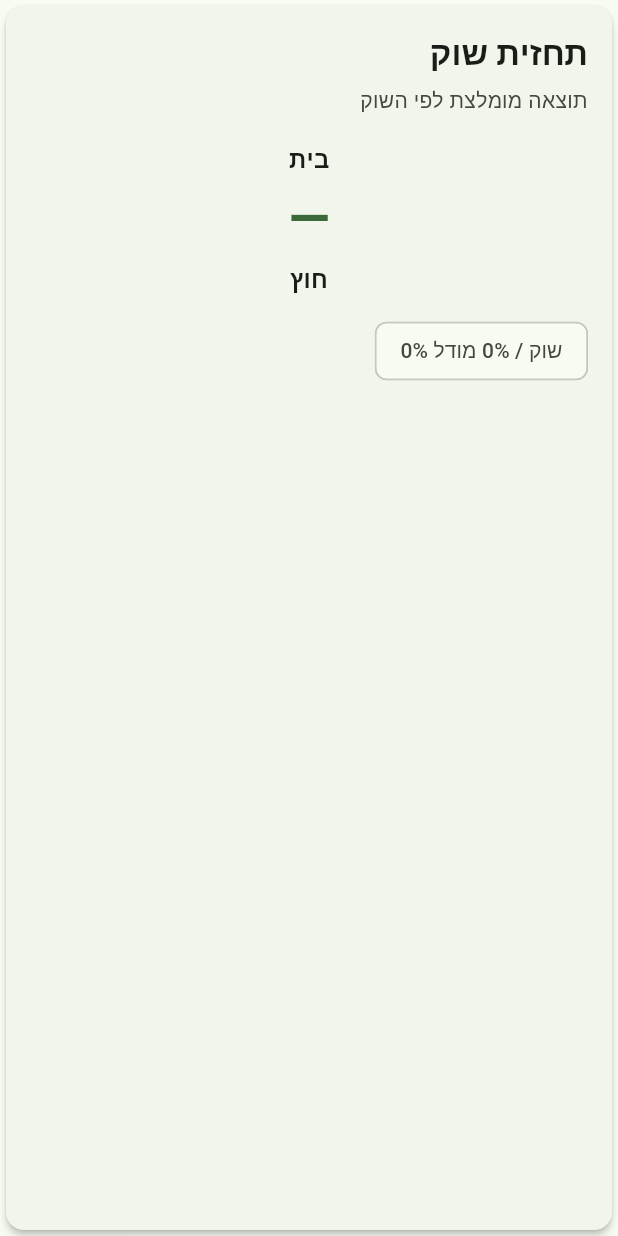
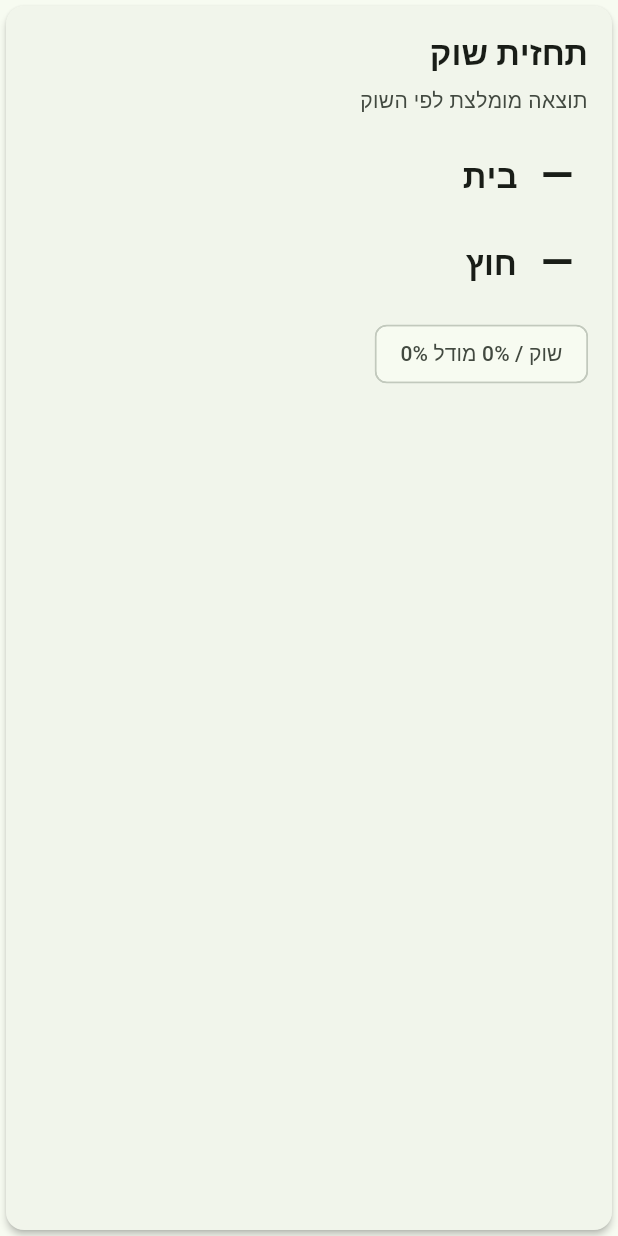
Before and after one commit to yinonab/my-football-predictor, a Flutter app: the _HeroCard widget shown alone on an empty page, opened directly with empty values, on a phone screen of 412 x 824 dp. Run offline on Flutter 3.47's test engine with Material 3 defaults, Android fonts, the phone set to English and light mode, and no system bars; our stand-ins replace shared_preferences; accounts and stored records are empty; network calls fail.

Commit message:
fix(mobile): show market primary score as scoreboard
Clarify the Market Primary Prediction hero by replacing the isolated score with a scoreboard-style layout.

The hero now directly connects each team to its own score, making outcomes such as France 2-1 Spain immediately clear for Hebrew RTL users. The winner label and highlighted winner row make the market-primary recommendation unambiguous. Market direction rows were also tightened so team names and percentages are visually connected.

Mobile UI only. Backend, API/schema, prediction math, market_primary_prediction algorithm, PredictionResult, existing Prediction tab, existing Market tab, Environment tab, Render/env, APK, provider calls, and secrets are unchanged.

Co-authored-by: Cursor <cursoragent@cursor.com>

```diff
--- a/mobile/lib/widgets/market_primary_prediction_panel.dart
+++ b/mobile/lib/widgets/market_primary_prediction_panel.dart
@@ -73,6 +73,34 @@ String marketPrimaryOutcomeLabelHe({
   }
 }
 
+bool teamNameHasHebrewTranslation(String full) {
+  final start = full.indexOf('(');
+  final end = full.indexOf(')');
+  return start >= 0 && end > start && full.substring(start + 1, end).trim().isNotEmpty;
+}
+
+/// Hero headline: "צרפת מנצחת" or "France wins".
+String marketPrimaryWinnerHeadline({
+  required String? outcome,
+  required String homeTeam,
+  required String awayTeam,
+}) {
+  switch (outcome) {
+    case 'home_win':
+      final team = displayTeamLabel(homeTeam);
+      return teamNameHasHebrewTranslation(homeTeam) ? '$team מנצחת' : '$team wins';
+    case 'away_win':
+      final team = displayTeamLabel(awayTeam);
+      return teamNameHasHebrewTranslation(awayTeam) ? '$team מנצחת' : '$team wins';
+    case 'draw':
+      return 'תיקו';
+    default:
+      return '';
+  }
+}
+
+String formatGoalCount(int? goals) => goals?.toString() ?? '—';
+
 String marketPrimaryOutcomeWinnerLabel({
   required String? outcome,
   required String homeTeam,
@@ -122,8 +150,8 @@ String spreadSignalLabel({
   if (signal == null || signal == 'unavailable') return 'לא זמין';
   if (signal == 'neutral') return 'ניטרלי';
 
-  final home = homeTeam != null ? primaryTeamLabel(homeTeam) : null;
-  final away = awayTeam != null ? primaryTeamLabel(awayTeam) : null;
+  final home = homeTeam != null ? displayTeamLabel(homeTeam) : null;
+  final away = awayTeam != null ? displayTeamLabel(awayTeam) : null;
 
   switch (signal) {
     case 'slight_home_favorite':
@@ -525,11 +553,14 @@ class _HeroCard extends StatelessWidget {
     final homeLabel = homeTeam.isNotEmpty ? displayTeamLabel(homeTeam) : 'בית';
     final awayLabel = awayTeam.isNotEmpty ? displayTeamLabel(awayTeam) : 'חוץ';
     final parsed = parseSelectedScore(block.selectedScore);
-    final outcomeLabel = marketPrimaryOutcomeLabelHe(
+    final winnerHeadline = marketPrimaryWinnerHeadline(
       outcome: block.selectedOutcome,
       homeTeam: homeTeam,
       awayTeam: awayTeam,
     );
+    final outcome = block.selectedOutcome;
+    final homeWins = outcome == 'home_win';
+    final awayWins = outcome == 'away_win';
     return Card(
       elevation: 2,
       child: Padding(
@@ -552,42 +583,30 @@ class _HeroCard extends StatelessWidget {
                 color: theme.colorScheme.onSurfaceVariant,
               ),
             ),
-            const SizedBox(height: 16),
+            if (winnerHeadline.isNotEmpty) ...[
+              const SizedBox(height: 14),
               Text(
-              homeLabel,
-              textAlign: TextAlign.center,
+                winnerHeadline,
+                textAlign: TextAlign.right,
                 style: theme.textTheme.titleMedium?.copyWith(
-                fontWeight: FontWeight.w600,
+                  fontWeight: FontWeight.bold,
                 ),
               ),
-            const SizedBox(height: 6),
-            Directionality(
-              textDirection: TextDirection.ltr,
-              child: Text(
-                parsed.ltrDisplay,
-                textAlign: TextAlign.center,
-                style: theme.textTheme.displaySmall?.copyWith(
-                  fontWeight: FontWeight.bold,
-                  color: theme.colorScheme.primary,
-                ),
-              ),
+            ],
+            const SizedBox(height: 12),
+            _ScoreboardTeamRow(
+              teamLabel: homeLabel,
+              scoreText: formatGoalCount(parsed.homeGoals),
+              emphasized: homeWins,
+              theme: theme,
             ),
             const SizedBox(height: 6),
-            Text(
-              awayLabel,
-              textAlign: TextAlign.center,
-              style: theme.textTheme.titleMedium?.copyWith(
-                fontWeight: FontWeight.w600,
+            _ScoreboardTeamRow(
+              teamLabel: awayLabel,
+              scoreText: formatGoalCount(parsed.awayGoals),
+              emphasized: awayWins,
+              theme: theme,
             ),
-            ),
-            if (outcomeLabel.isNotEmpty) ...[
-              const SizedBox(height: 10),
-              Text(
-                outcomeLabel,
-                textAlign: TextAlign.center,
-                style: theme.textTheme.bodyLarge,
-              ),
-            ],
             const SizedBox(height: 12),
             Wrap(
               spacing: 8,
@@ -607,6 +626,55 @@ class _HeroCard extends StatelessWidget {
                     ),
                   ),
               ],
+            ),
+          ],
+        ),
+      ),
+    );
+  }
+}
+
+class _ScoreboardTeamRow extends StatelessWidget {
+  final String teamLabel;
+  final String scoreText;
+  final bool emphasized;
+  final ThemeData theme;
+
+  const _ScoreboardTeamRow({
+    required this.teamLabel,
+    required this.scoreText,
+    required this.theme,
+    this.emphasized = false,
+  });
+
+  @override
+  Widget build(BuildContext context) {
+    final teamStyle = theme.textTheme.titleLarge?.copyWith(
+      fontWeight: emphasized ? FontWeight.bold : FontWeight.w600,
+      color: emphasized ? theme.colorScheme.primary : null,
+    );
+    final scoreStyle = theme.textTheme.headlineMedium?.copyWith(
+      fontWeight: FontWeight.bold,
+      color: emphasized ? theme.colorScheme.primary : theme.colorScheme.onSurface,
+    );
+    return Container(
+      padding: const EdgeInsets.symmetric(horizontal: 10, vertical: 8),
+      decoration: emphasized
+          ? BoxDecoration(
+              color: theme.colorScheme.primaryContainer.withValues(alpha: 0.4),
+              borderRadius: BorderRadius.circular(10),
+            )
+          : null,
+      child: Align(
+        alignment: Alignment.centerRight,
+        child: Row(
+          mainAxisSize: MainAxisSize.min,
+          children: [
+            Text(teamLabel, style: teamStyle),
+            const SizedBox(width: 16),
+            Directionality(
+              textDirection: TextDirection.ltr,
+              child: Text(scoreText, style: scoreStyle),
             ),
           ],
         ),
@@ -714,21 +782,19 @@ class _MarketDirectionRow extends StatelessWidget {
               borderRadius: BorderRadius.circular(8),
             )
           : null,
+      child: Align(
+        alignment: Alignment.centerRight,
         child: Row(
+          mainAxisSize: MainAxisSize.min,
           children: [
-          Expanded(
-            child: Text(
-              label,
-              textAlign: TextAlign.right,
-              style: labelStyle,
-            ),
-          ),
-          const SizedBox(width: 12),
+            Text(label, style: labelStyle),
+            const SizedBox(width: 16),
             Directionality(
               textDirection: TextDirection.ltr,
               child: Text(value, style: valueStyle),
             ),
           ],
+        ),
       ),
     );
   }
```
Also changed, not shown: 1 other file. Lines whose indentation alone changed are shown as unchanged.
